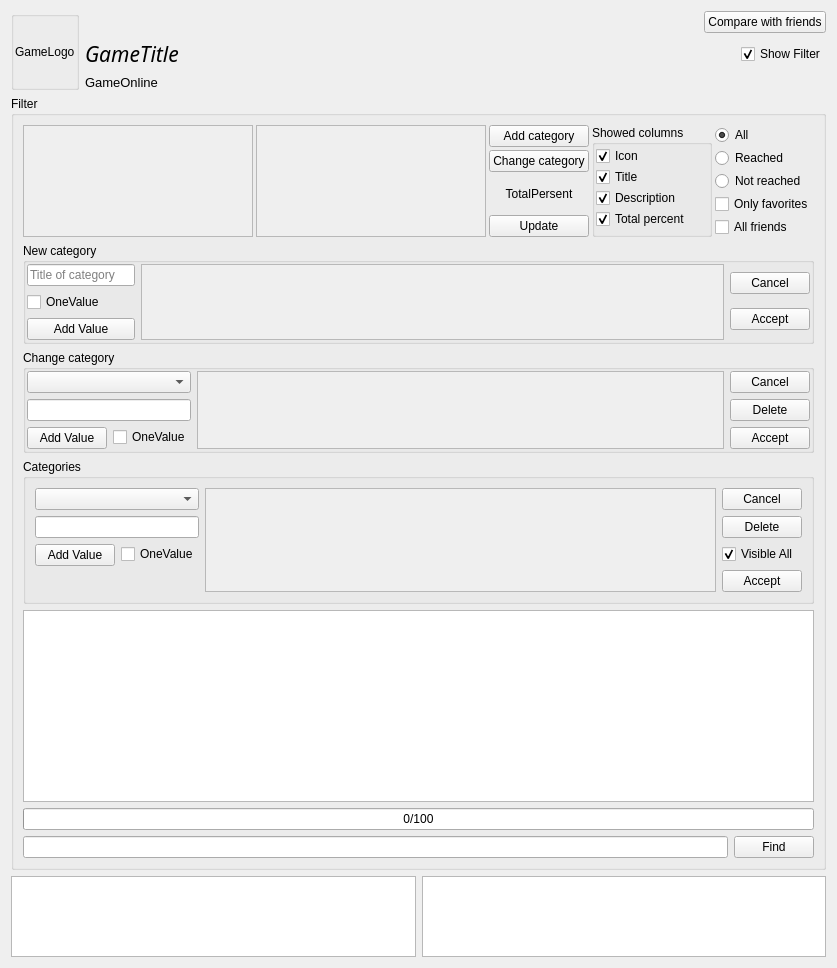
Before: the Qt Designer form AraSteamManager/formachievements.ui in Arankir/AraSteamManager, drawn with Qt 5.
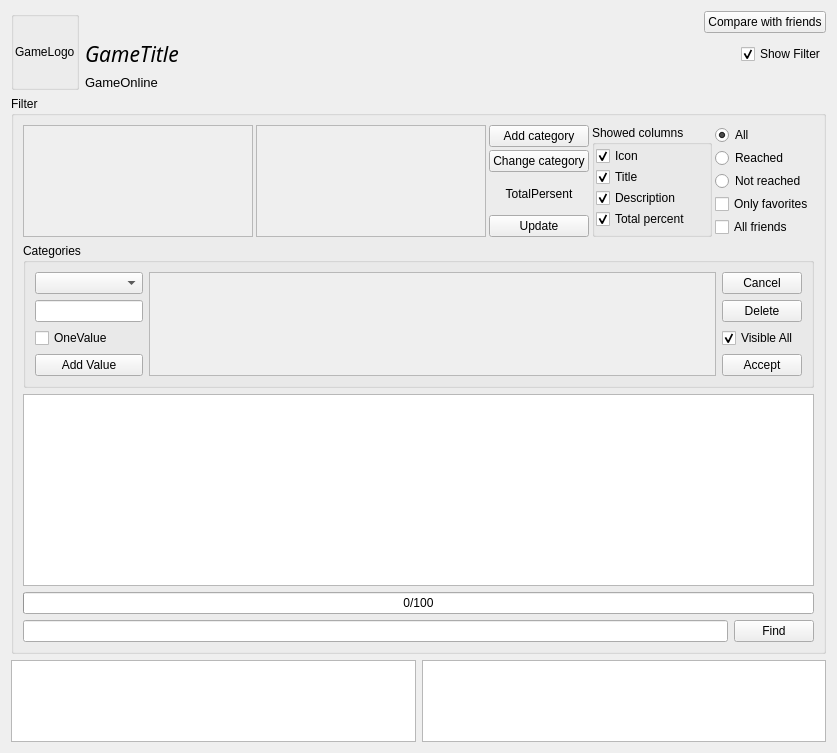
After: the same form once the commit is applied.

```diff
--- a/AraSteamManager/formachievements.ui
+++ b/AraSteamManager/formachievements.ui
@@ -7,7 +7,7 @@
     <x>0</x>
     <y>0</y>
     <width>837</width>
-    <height>968</height>
+    <height>753</height>
    </rect>
   </property>
   <property name="windowTitle">
@@ -368,206 +368,6 @@
         </item>
        </layout>
       </item>
-      <item>
-       <widget class="QGroupBox" name="GroupBoxAddCategory">
-        <property name="title">
-         <string>New category</string>
-        </property>
-        <layout class="QHBoxLayout" name="horizontalLayout">
-         <property name="leftMargin">
-          <number>1</number>
-         </property>
-         <property name="topMargin">
-          <number>1</number>
-         </property>
-         <property name="rightMargin">
-          <number>1</number>
-         </property>
-         <property name="bottomMargin">
-          <number>1</number>
-         </property>
-         <item>
-          <layout class="QVBoxLayout" name="verticalLayout">
-           <property name="sizeConstraint">
-            <enum>QLayout::SetMinimumSize</enum>
-           </property>
-           <item>
-            <widget class="QLineEdit" name="LineEditTitleNewCategory">
-             <property name="sizePolicy">
-              <sizepolicy hsizetype="Minimum" vsizetype="Fixed">
-               <horstretch>0</horstretch>
-               <verstretch>0</verstretch>
-              </sizepolicy>
-             </property>
-             <property name="placeholderText">
-              <string>Title of category</string>
-             </property>
-            </widget>
-           </item>
-           <item>
-            <widget class="QCheckBox" name="CheckBoxNewCategoryOneValue">
-             <property name="text">
-              <string>OneValue</string>
-             </property>
-            </widget>
-           </item>
-           <item>
-            <widget class="QPushButton" name="ButtonAddValueNewCategory">
-             <property name="text">
-              <string>Add Value</string>
-             </property>
-            </widget>
-           </item>
-          </layout>
-         </item>
-         <item>
-          <widget class="QScrollArea" name="ScrollAreaValues">
-           <property name="sizePolicy">
-            <sizepolicy hsizetype="Expanding" vsizetype="Minimum">
-             <horstretch>0</horstretch>
-             <verstretch>0</verstretch>
-            </sizepolicy>
-           </property>
-           <property name="widgetResizable">
-            <bool>true</bool>
-           </property>
-           <widget class="QWidget" name="scrollAreaWidgetContents_2">
-            <property name="geometry">
-             <rect>
-              <x>0</x>
-              <y>0</y>
-              <width>581</width>
-              <height>74</height>
-             </rect>
-            </property>
-           </widget>
-          </widget>
-         </item>
-         <item>
-          <layout class="QVBoxLayout" name="verticalLayout_2">
-           <item>
-            <widget class="QPushButton" name="ButtonCancelNewCategory">
-             <property name="text">
-              <string>Cancel</string>
-             </property>
-            </widget>
-           </item>
-           <item>
-            <widget class="QPushButton" name="ButtonAcceptNewCategory">
-             <property name="text">
-              <string>Accept</string>
-             </property>
-            </widget>
-           </item>
-          </layout>
-         </item>
-        </layout>
-       </widget>
-      </item>
-      <item>
-       <widget class="QGroupBox" name="GroupBoxChangeCategory">
-        <property name="title">
-         <string>Change category</string>
-        </property>
-        <layout class="QHBoxLayout" name="horizontalLayout_2">
-         <property name="leftMargin">
-          <number>1</number>
-         </property>
-         <property name="topMargin">
-          <number>1</number>
-         </property>
-         <property name="rightMargin">
-          <number>1</number>
-         </property>
-         <property name="bottomMargin">
-          <number>1</number>
-         </property>
-         <item>
-          <layout class="QFormLayout" name="formLayout">
-           <item row="0" column="0" colspan="2">
-            <widget class="QComboBox" name="ComboBoxCategoriesChangeCategory">
-             <property name="styleSheet">
-              <string notr="true"/>
-             </property>
-            </widget>
-           </item>
-           <item row="1" column="0" colspan="2">
-            <widget class="QLineEdit" name="LineEditTitleCategoryChangeCategory">
-             <property name="sizePolicy">
-              <sizepolicy hsizetype="Minimum" vsizetype="Fixed">
-               <horstretch>0</horstretch>
-               <verstretch>0</verstretch>
-              </sizepolicy>
-             </property>
-            </widget>
-           </item>
-           <item row="2" column="0">
-            <widget class="QPushButton" name="ButtonAddValueChangeCategory">
-             <property name="text">
-              <string>Add Value</string>
-             </property>
-            </widget>
-           </item>
-           <item row="2" column="1">
-            <widget class="QCheckBox" name="CheckBoxChangeCategoryOneValue">
-             <property name="text">
-              <string>OneValue</string>
-             </property>
-            </widget>
-           </item>
-          </layout>
-         </item>
-         <item>
-          <widget class="QScrollArea" name="ScrollAreaValuesChangeCategory">
-           <property name="sizePolicy">
-            <sizepolicy hsizetype="Expanding" vsizetype="Minimum">
-             <horstretch>0</horstretch>
-             <verstretch>0</verstretch>
-            </sizepolicy>
-           </property>
-           <property name="widgetResizable">
-            <bool>true</bool>
-           </property>
-           <widget class="QWidget" name="scrollAreaWidgetContents_3">
-            <property name="geometry">
-             <rect>
-              <x>0</x>
-              <y>0</y>
-              <width>532</width>
-              <height>77</height>
-             </rect>
-            </property>
-           </widget>
-          </widget>
-         </item>
-         <item>
-          <layout class="QVBoxLayout" name="verticalLayout_3">
-           <item>
-            <widget class="QPushButton" name="ButtonCancelChangeCategory">
-             <property name="text">
-              <string>Cancel</string>
-             </property>
-            </widget>
-           </item>
-           <item>
-            <widget class="QPushButton" name="ButtonDeleteCategory">
-             <property name="text">
-              <string>Delete</string>
-             </property>
-            </widget>
-           </item>
-           <item>
-            <widget class="QPushButton" name="ButtonAcceptChangeCategory">
-             <property name="text">
-              <string>Accept</string>
-             </property>
-            </widget>
-           </item>
-          </layout>
-         </item>
-        </layout>
-       </widget>
-      </item>
       <item>
        <widget class="QGroupBox" name="GroupBoxCategories">
         <property name="sizePolicy">
@@ -581,15 +381,21 @@
         </property>
         <layout class="QHBoxLayout" name="horizontalLayout_9">
          <item>
-          <layout class="QFormLayout" name="formLayout_2">
-           <item row="0" column="0" colspan="2">
+          <layout class="QVBoxLayout" name="verticalLayout_11">
+           <item>
             <widget class="QComboBox" name="ComboBoxCategoriesCategory">
+             <property name="sizePolicy">
+              <sizepolicy hsizetype="Minimum" vsizetype="Fixed">
+               <horstretch>0</horstretch>
+               <verstretch>0</verstretch>
+              </sizepolicy>
+             </property>
              <property name="styleSheet">
               <string notr="true"/>
              </property>
             </widget>
            </item>
-           <item row="1" column="0" colspan="2">
+           <item>
             <widget class="QLineEdit" name="LineEditTitleCategory">
              <property name="sizePolicy">
               <sizepolicy hsizetype="Minimum" vsizetype="Fixed">
@@ -599,20 +405,26 @@
              </property>
             </widget>
            </item>
-           <item row="2" column="0">
-            <widget class="QPushButton" name="ButtonAddValueCategory">
-             <property name="text">
-              <string>Add Value</string>
-             </property>
-            </widget>
-           </item>
-           <item row="2" column="1">
+           <item>
             <widget class="QCheckBox" name="CheckBoxCategoryOneValue">
+             <property name="sizePolicy">
+              <sizepolicy hsizetype="Minimum" vsizetype="Fixed">
+               <horstretch>0</horstretch>
+               <verstretch>0</verstretch>
+              </sizepolicy>
+             </property>
              <property name="text">
               <string>OneValue</string>
              </property>
             </widget>
            </item>
+           <item>
+            <widget class="QPushButton" name="ButtonAddValueCategory">
+             <property name="text">
+              <string>Add Value</string>
+             </property>
+            </widget>
+           </item>
           </layout>
          </item>
          <item>
@@ -631,8 +443,8 @@
              <rect>
               <x>0</x>
               <y>0</y>
-              <width>516</width>
-              <height>100</height>
+              <width>565</width>
+              <height>102</height>
              </rect>
             </property>
            </widget>
@@ -648,7 +460,7 @@
             </widget>
            </item>
            <item>
-            <widget class="QPushButton" name="ButtonDeleteCategory_2">
+            <widget class="QPushButton" name="ButtonDeleteCategory">
              <property name="text">
               <string>Delete</string>
              </property>
```
Left out of the diff: 2 changed lines with no effect on the pictures.
